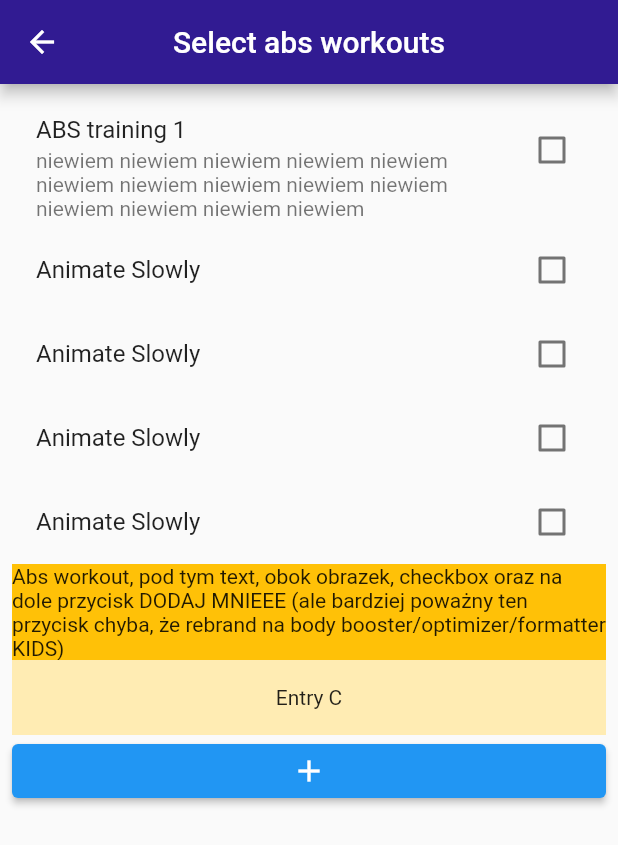
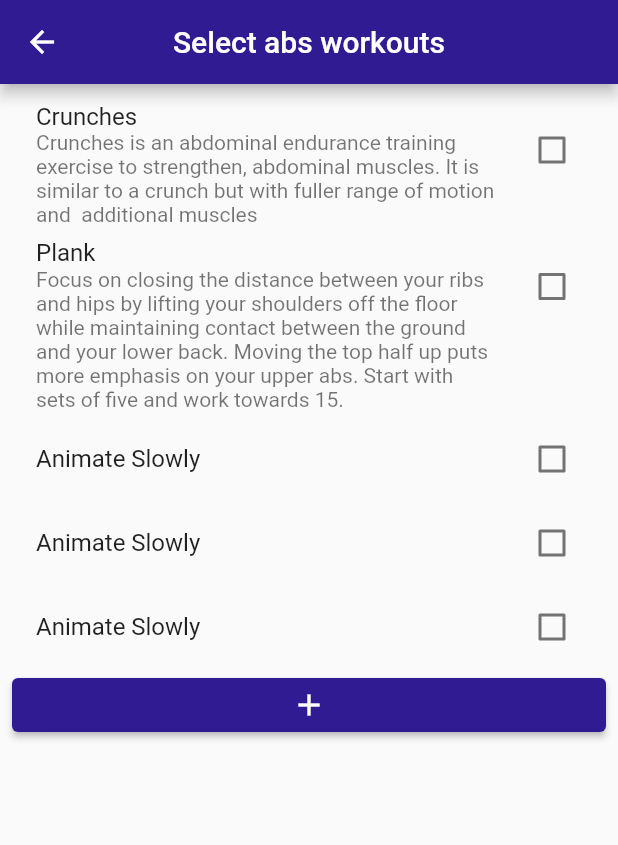
Before and after one commit to dolienn/body_optimizer, a Flutter app: the workoutcreator_exercisesabs screen opened directly, on a phone screen of 412 x 824 dp. Shown: the top 845 px of the screen. Run offline on Flutter 3.47's test engine with Material 2 defaults, Android fonts, the light colour scheme and no system bars; our stand-ins replace google_fonts.

Commit message:
update checkboxow

```diff
--- a/lib/screens/workoutcreator.dart
+++ b/lib/screens/workoutcreator.dart
@@ -24,6 +24,7 @@ import 'package:flutter/cupertino.dart';
 import 'package:flutter/gestures.dart';
 import 'package:flutter/material.dart';
 import 'package:flutter/scheduler.dart';
+import 'package:flutter/scheduler.dart' show timeDilation;
 
 class zmienne{
   var iloscCwiczen = 0; //liczba jest dodawana kiedy uzytkownik dodaje cwiczenia
@@ -264,9 +265,18 @@ class workoutcreator_choosecategory extends StatelessWidget {
   }
 }
 
-class workoutcreator_exercisesabs extends StatelessWidget {
+class workoutcreator_exercisesabs extends StatefulWidget {
   workoutcreator_exercisesabs({super.key});
-  bool _isSelected = false;
+
+  @override
+  State<workoutcreator_exercisesabs> createState() => _workoutcreator_exercisesabsState();
+}
+class _workoutcreator_exercisesabsState extends State<workoutcreator_exercisesabs>{
+  bool AbsTriggerOne = false;
+  bool AbsTriggerTwo = false;
+  bool AbsTriggerThree = false;
+  bool AbsTriggerFour = false;
+  bool AbsTriggerFive = false;
   @override
   Widget build(BuildContext context) {
     return Scaffold(
@@ -279,51 +289,81 @@ class workoutcreator_exercisesabs extends StatelessWidget {
             children: <Widget>[
               CheckboxListTile(
                   isThreeLine: true,
-                  title: const Text('ABS training 1'),
-                  subtitle: Text('niewiem niewiem niewiem niewiem niewiem niewiem niewiem niewiem niewiem niewiem niewiem niewiem niewiem niewiem'),
-                  onChanged: (val) {},
-                  value: false,
+                  title: const Text('Crunches'),
+                  subtitle: const Text('Crunches is an abdominal endurance training exercise to strengthen, abdominal muscles. It is similar to a crunch but with fuller range of motion and  additional muscles'),
+                  value: AbsTriggerOne,
+                  onChanged: (bool? value) {
+                  setState(() {
+                    AbsTriggerOne = value!;
+                  });
+                },
+              ),
+              CheckboxListTile(
+                title: const Text('Plank'),
+                subtitle: const Text('Focus on closing the distance between your ribs and hips by lifting your shoulders off the floor while maintaining contact between the ground and your lower back. Moving the top half up puts more emphasis on your upper abs. Start with sets of five and work towards 15.'),
+                value: AbsTriggerTwo,
+                onChanged: (bool? value) {
+                  setState(() {
+                    AbsTriggerTwo = value!;
+                  });
+                },
               ),
               CheckboxListTile(
                 title: const Text('Animate Slowly'),
-                onChanged: (val) {},
-                value: false,
+                value: AbsTriggerThree,
+                onChanged: (bool? value) {
+                  setState(() {
+                    AbsTriggerThree = value!;
+                  });
+                },
               ),
               CheckboxListTile(
                 title: const Text('Animate Slowly'),
-                onChanged: (val) {},
-                value: false,
+                value: AbsTriggerFour,
+                onChanged: (bool? value) {
+                  setState(() {
+                    AbsTriggerFour = value!;
+                  });
+                },
               ),
               CheckboxListTile(
                 title: const Text('Animate Slowly'),
-                onChanged: (val) {},
-                value: false,
+                value: AbsTriggerFive,
+                onChanged: (bool? value) {
+                  setState(() {
+                    AbsTriggerFive = value!;
+                  });
+                },
               ),
-              CheckboxListTile(
-                title: const Text('Animate Slowly'),
-                onChanged: (val) {},
-                value: false,
-              ),
-              Container(
-                color: Colors.amber[500],
-                child: const Center(child: Text('Abs workout, pod tym text, obok obrazek, checkbox oraz na dole przycisk DODAJ MNIEEE (ale bardziej poważny ten przycisk chyba, że rebrand na body booster/optimizer/formatter KIDS)')),
-              ),
-              Container(
+              /*Container(
                 height: 50,
                 color: Colors.amber[100],
                 child: const Center(child: Text('Entry C')),
-              ),
-              ElevatedButton(onPressed: () {
-                Navigator.push(
-                    context,
-                    //przycisk nie działa bo nav bar znika oraz można cofnąć się do poprzedniego ekranu!1!11!! cringe
-                    MaterialPageRoute(builder: (context) => WorkoutCreator()));
-              }, child: Icon(Icons.add))
+              ),*/
+              ElevatedButton(
+                  style: ButtonStyle(backgroundColor: MaterialStatePropertyAll<Color>(Colors.deepPurple.shade900),),
+                  onPressed: () {
+                    final snackBar = SnackBar(
+                      content: const Text('Added exercises to the workout!'),
+                      action: SnackBarAction(
+                      label: '',
+                      onPressed: () {
+                        // Some code to undo the change.
+                      },
+                      ),
+                    );
+
+                    // Find the ScaffoldMessenger in the widget tree
+                    // and use it to show a SnackBar.
+                    ScaffoldMessenger.of(context).showSnackBar(snackBar);
+
+              }, child: const Icon(Icons.add))
             ],
           )
       ),
     );
   }
+
 }
 
 /*
@@ -343,3 +383,21 @@ CheckboxListTile(
 
 
 //a
+
+/*
+// Widget class
+class MyWidget extends StatefulWidget {
+  const MyWidget({super.key});
+
+  @override
+  State<MyWidget> createState() => _MyWidgetState();
+}
+
+// State class
+class _MyWidgetState extends State<MyWidget> {
+  @override
+  Widget build(BuildContext context) {
+    return Container();
+  }
+}
+ */
```
